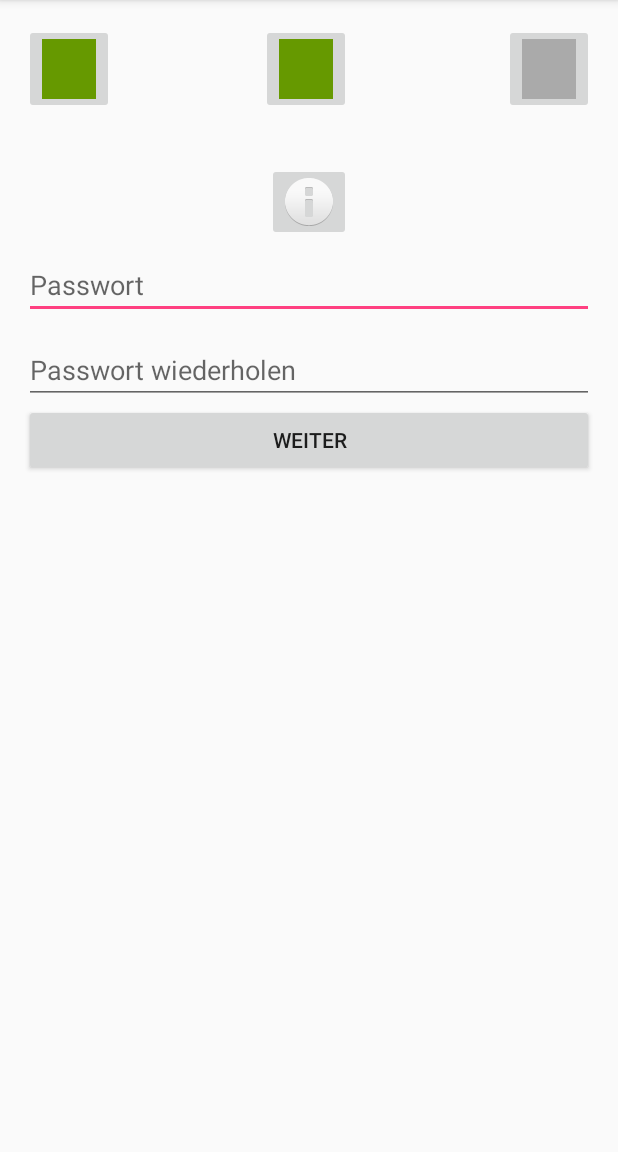
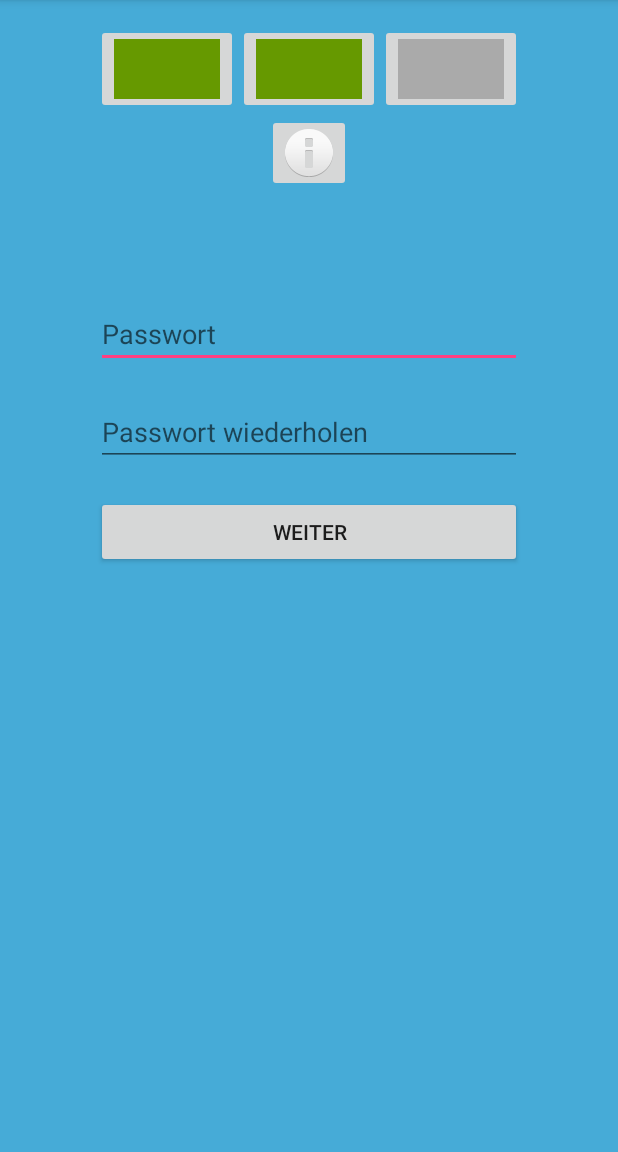
Before and after one commit to waleedHubaishi/food4All_IP3_4, an Android app: the Register2Activity screen opened directly, with no data from a screen before it, on a phone screen of 412 x 824 dp, the part 84-1236 px from its top. Run offline under Robolectric (Android 15) with nearby library versions, the phone set to English and light mode, and no system bars.

Commit message:
Changed also structure of XML of register2 to a better format and removed all errors in register and register2. Also added some strings to strings.xml.

```diff
--- a/android/Food4All/app/src/main/java/com/example/chewbacca/food4all/Register2Activity.java
+++ b/android/Food4All/app/src/main/java/com/example/chewbacca/food4all/Register2Activity.java
@@ -9,6 +9,7 @@ import android.view.MotionEvent;
 import android.view.View;
 import android.view.ViewGroup;
 import android.widget.ImageButton;
+import android.widget.LinearLayout;
 import android.widget.PopupWindow;
 import android.widget.RelativeLayout;
 import android.widget.TextView;
@@ -18,7 +19,7 @@ public class Register2Activity extends AppCompatActivity {
     private ImageButton imgButton;
     private PopupWindow popupWindow;
     private LayoutInflater layoutInflater;
-    private RelativeLayout relativeLayout;
+    private LinearLayout linearLayout;
 
     @Override
     protected void onCreate(Bundle savedInstanceState) {
@@ -27,7 +28,7 @@ public class Register2Activity extends AppCompatActivity {
 
         /** Called when user clicks on the Info-button*/
         imgButton = (ImageButton) findViewById(R.id.ibInfo2);
-        relativeLayout = (RelativeLayout) findViewById(R.id.relative);
+        linearLayout = (LinearLayout) findViewById(R.id.linear);
 
         imgButton.setOnClickListener(new View.OnClickListener() {
             @Override
@@ -37,7 +38,7 @@ public class Register2Activity extends AppCompatActivity {
                 ViewGroup container = (ViewGroup) layoutInflater.inflate(R.layout.popup2,null);
 
                 popupWindow = new PopupWindow(container,800,800, true);
-                popupWindow.showAtLocation(relativeLayout, Gravity.NO_GRAVITY,250,500);
+                popupWindow.showAtLocation(linearLayout, Gravity.NO_GRAVITY,250,500);
 
                 container.setOnTouchListener(new View.OnTouchListener() {
                     @Override
--- a/android/Food4All/app/src/main/java/com/example/chewbacca/food4all/RegisterActivity.java
+++ b/android/Food4All/app/src/main/java/com/example/chewbacca/food4all/RegisterActivity.java
@@ -19,7 +19,6 @@ public class RegisterActivity extends AppCompatActivity {
     private PopupWindow popupWindow;
     private LayoutInflater layoutInflater;
     private LinearLayout linearLayout;
-    // private RelativeLayout relativeLayout;
 
     @Override
     protected void onCreate(Bundle savedInstanceState) {
--- a/android/Food4All/app/src/main/res/layout/activity_register2.xml
+++ b/android/Food4All/app/src/main/res/layout/activity_register2.xml
@@ -1,41 +1,50 @@
 <?xml version="1.0" encoding="utf-8"?>
-<RelativeLayout xmlns:android="http://schemas.android.com/apk/res/android"
+<LinearLayout xmlns:android="http://schemas.android.com/apk/res/android"
     xmlns:app="http://schemas.android.com/apk/res-auto"
     xmlns:tools="http://schemas.android.com/tools"
-    android:id="@+id/relative"
+    android:id="@+id/linear"
     android:layout_width="match_parent"
     android:layout_height="match_parent"
-    android:paddingBottom="@dimen/activity_vertical_margin"
-    android:paddingLeft="@dimen/activity_horizontal_margin"
-    android:paddingRight="@dimen/activity_horizontal_margin"
-    android:paddingTop="@dimen/activity_vertical_margin"
-    tools:context="com.example.chewbacca.food4all.Register2Activity">
+    android:orientation="vertical"
+    android:paddingBottom="16dp"
+    android:paddingLeft="64dp"
+    android:paddingRight="64dp"
+    android:paddingTop="16dp"
+    tools:context="com.example.chewbacca.food4all.RegisterActivity"
+    android:background="@color/colorbackground">
 
-    <ImageButton
-        app:srcCompat="@android:color/holo_green_dark"
-        android:layout_alignParentLeft="true"
-        android:layout_alignParentStart="true"
-        android:id="@+id/imageButton8"
-        android:layout_width="60dp"
-        android:layout_height="60dp" />
+    <LinearLayout
+        android:layout_width="match_parent"
+        android:layout_height="wrap_content"
+        android:orientation="horizontal">
+
 
         <ImageButton
             app:srcCompat="@android:color/holo_green_dark"
             android:id="@+id/imageButton4"
             android:layout_width="60dp"
             android:layout_height="60dp"
-        android:layout_alignParentTop="true"
-        android:layout_alignRight="@+id/ibInfo2"
-        android:layout_alignEnd="@+id/ibInfo2" />
+            android:layout_weight="1"
+            tools:ignore="ContentDescription"/>
+
+        <ImageButton
+            app:srcCompat="@android:color/holo_green_dark"
+            android:id="@+id/imageButton8"
+            android:layout_width="60dp"
+            android:layout_height="60dp"
+            android:layout_weight="1"
+            tools:ignore="ContentDescription"/>
 
         <ImageButton
             android:layout_width="60dp"
             android:layout_height="60dp"
             app:srcCompat="@android:color/darker_gray"
-        android:layout_below="@+id/textInputLayout2"
-        android:layout_alignParentRight="true"
-        android:layout_alignParentEnd="true"
-        android:id="@+id/imageButton10" />
+            android:id="@+id/imageButton10"
+            android:layout_weight="1"
+            tools:ignore="ContentDescription"/>
+    </LinearLayout>
+
+
 
     <ImageButton
         android:layout_width="wrap_content"
@@ -43,52 +52,53 @@
         app:srcCompat="@android:drawable/ic_dialog_info"
         android:layout_marginBottom="52dp"
         android:id="@+id/ibInfo2"
-        android:layout_alignBottom="@+id/etPasswort1"
-        android:layout_centerHorizontal="true" />
+        android:layout_gravity="center_horizontal"
+        android:contentDescription="@string/imagebutton_help"/>
+
+    <ScrollView
+        android:id="@+id/register_form2"
+        android:layout_width="match_parent"
+        android:layout_height="match_parent">
+        <LinearLayout
+            android:id="@+id/password_register_form"
+            android:layout_width="match_parent"
+            android:layout_height="wrap_content"
+            android:orientation="vertical"
+            android:weightSum="1">
 
             <EditText
                 android:id="@+id/etPasswort1"
                 android:layout_width="match_parent"
                 android:layout_height="wrap_content"
-        android:hint="Passwort"
+                android:hint="@string/prompt_password"
                 android:imeActionId="@+id/login"
                 android:imeActionLabel="@string/action_sign_in_short"
                 android:imeOptions="actionUnspecified"
                 android:inputType="textPassword"
                 android:maxLines="1"
-        android:singleLine="true"
-        android:layout_marginTop="151dp"
-        android:layout_below="@+id/imageButton11"
-        android:layout_alignParentLeft="true"
-        android:layout_alignParentStart="true" />
+                android:layout_marginTop="20dp"/>
 
             <EditText
                 android:id="@+id/etPasswort2"
                 android:layout_width="match_parent"
                 android:layout_height="wrap_content"
-        android:hint="Passwort wiederholen"
+                android:hint="@string/prompt_password2"
                 android:imeActionId="@+id/login"
                 android:imeActionLabel="@string/action_sign_in_short"
                 android:imeOptions="actionUnspecified"
                 android:inputType="textPassword"
                 android:maxLines="1"
-        android:singleLine="true"
-        android:layout_marginTop="11dp"
-        android:layout_below="@+id/etPasswort1"
-        android:layout_alignParentLeft="true"
-        android:layout_alignParentStart="true" />
+                android:layout_marginTop="20dp" />
 
             <Button
-        android:text="Weiter"
-        android:layout_width="wrap_content"
+                android:text="@string/button_go_on"
+                android:layout_width="match_parent"
                 android:layout_height="wrap_content"
                 android:id="@+id/bWeiter2"
                 android:onClick="goToRegister3"
-        android:layout_below="@+id/etPasswort2"
-        android:layout_alignParentLeft="true"
-        android:layout_alignParentStart="true"
-        android:layout_alignParentRight="true"
-        android:layout_alignParentEnd="true"
+                android:layout_marginTop="20dp"
                 />
+        </LinearLayout>
+    </ScrollView>
 
-</RelativeLayout>
+</LinearLayout>
--- a/android/Food4All/app/src/main/res/values/strings.xml
+++ b/android/Food4All/app/src/main/res/values/strings.xml
@@ -1,10 +1,17 @@
 <resources>
     <string name="app_name">FoodHero</string>
 
-    <!-- Strings related to login -->
+    <!-- Strings related to startscreen -->
+    <string name="startscreen_title">Anmelden</string>
+    <string name="startscreen_login">Login</string>
+    <string name="startscreen_register">Registrieren</string>
+
+    <!-- Strings related to login/Register -->
     <string name="login_title">Login</string>
     <string name="prompt_email">E-Mail</string>
+    <string name="prompt_username">Benutzername</string>
     <string name="prompt_password">Passwort</string>
+    <string name="prompt_password2">Passwort wiederholen</string>
     <string name="password_forgotten"><u>Passwort vergessen?</u></string>
     <string name="action_sign_in">Einloggen</string>
     <string name="action_sign_in_short">Einloggen</string>
@@ -19,9 +26,6 @@
     <string name="error_field_required">Dieses Eingabe wird benötigt</string>
     <string name="permission_rationale">"Kontaktrechte werden benötigt für die E-Mailvervollständigung."
     </string>
-
-    <!-- Strings related to startscreen -->
-    <string name="startscreen_title">Anmelden</string>
-    <string name="startscreen_login">Login</string>
-    <string name="startscreen_register">Registrieren</string>
+    <string name="button_go_on">Weiter</string>
+    <string name="imagebutton_help">Hilfe</string>
 </resources>
```
Also changed, not shown: android/Food4All/app/src/main/res/layout/activity_register.xml (+31 -37 lines). Lines whose indentation alone changed are shown as unchanged.
